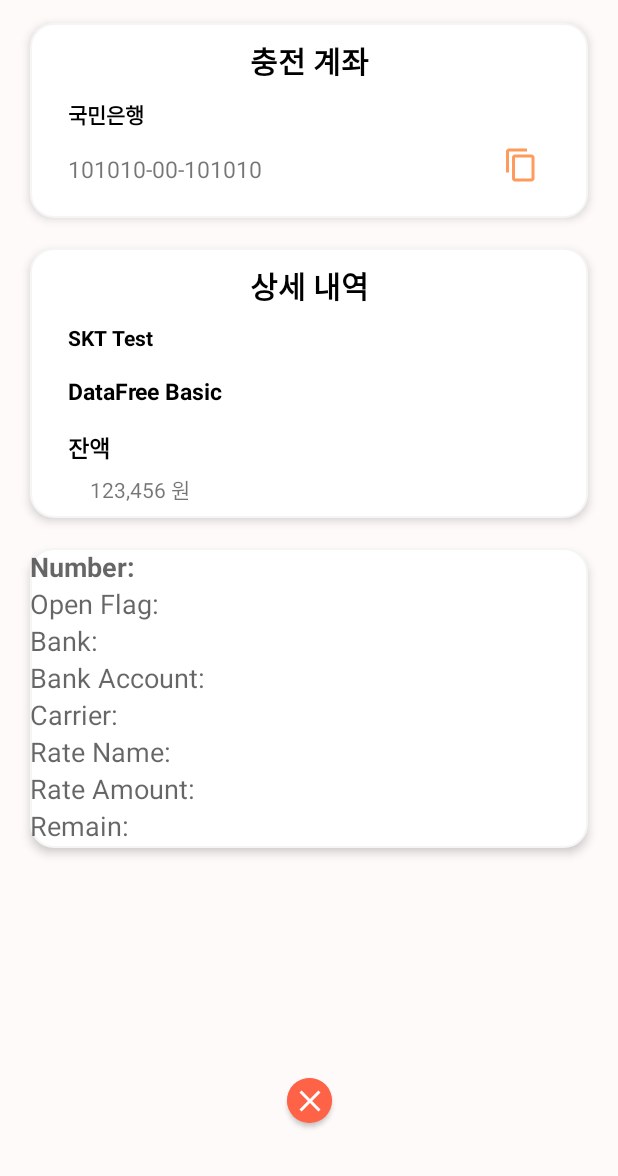
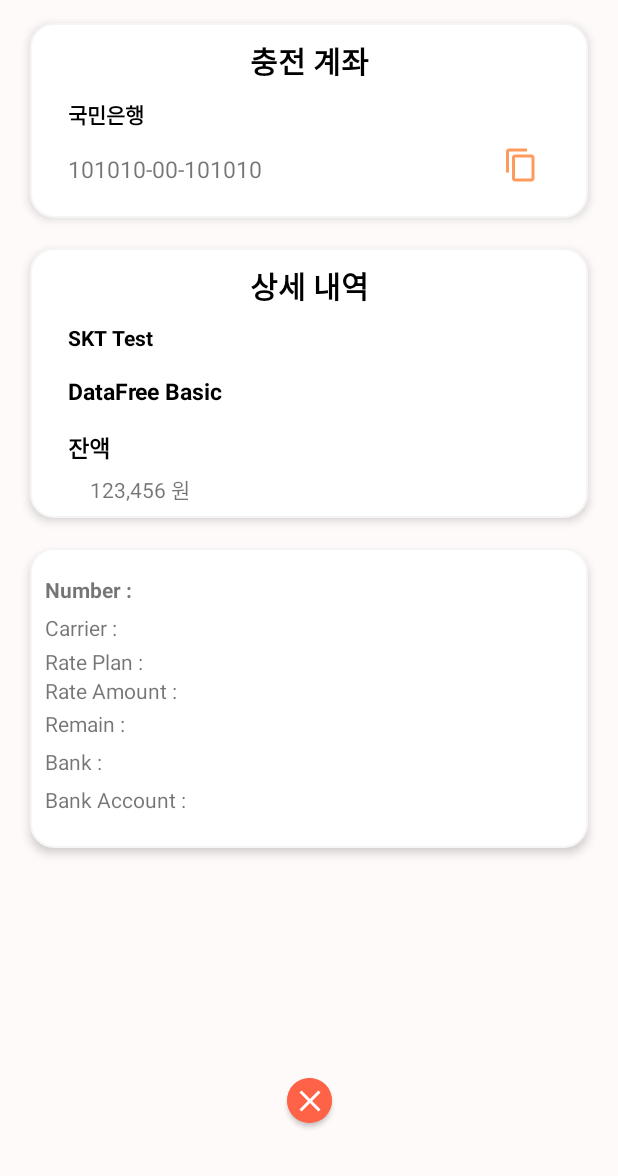
Before and after one commit to Bansj/prepaid_Smartel, an Android app: the layout activity_prepaid_info.xml on its own in the app's theme, with its tools: preview values and no code run, on a phone screen of 412 x 824 dp, the part 60-1236 px from its top. Run offline under Robolectric (Android 15) with nearby library versions, the phone set to English and light mode, and no system bars; network calls fail.

```diff
--- a/app/src/main/AndroidManifest.xml
+++ b/app/src/main/AndroidManifest.xml
@@ -14,7 +14,7 @@
         android:theme="@style/Theme.Prepaid_Smartel"
         tools:targetApi="31">
         <activity
-            android:name=".PrepaidInfo"
+            android:name=".PrepaidInfoActivity"
             android:exported="false" />
         <activity
             android:name=".Splash"
--- a/app/src/main/res/layout/activity_prepaid_info.xml
+++ b/app/src/main/res/layout/activity_prepaid_info.xml
@@ -7,7 +7,7 @@
     android:layout_height="match_parent"
     android:orientation="vertical"
     android:background="#fffafa"
-    tools:context=".PrepaidInfo">
+    tools:context=".PrepaidInfoActivity">
 
     <LinearLayout
         android:id="@+id/linearLayout"
@@ -204,62 +204,62 @@
         tools:layout_editor_absoluteX="40dp">
 
         <TextView
-            android:id="@+id/number_textview"
+            android:layout_marginTop="15dp"
+            android:layout_marginHorizontal="10dp"
+            android:id="@+id/numberTextView"
+            android:layout_width="match_parent"
+            android:layout_height="25dp"
+            android:text="Number : "
+            android:gravity="center_vertical"
+            android:textStyle="bold"/>
+
+        <TextView
+            android:layout_marginHorizontal="10dp"
+            android:id="@+id/carrierTextView"
+            android:layout_width="match_parent"
+            android:layout_height="25dp"
+            android:text="Carrier : "
+            android:gravity="center_vertical"/>
+
+        <TextView
+            android:layout_marginHorizontal="10dp"
+            android:id="@+id/ratePlanTextView"
             android:layout_width="match_parent"
             android:layout_height="wrap_content"
-            android:textAppearance="?android:attr/textAppearanceMedium"
-            android:text="Number: "
-            android:textStyle="bold" />
+            android:text="Rate Plan : "
+            android:gravity="center_vertical"/>
 
         <TextView
-            android:id="@+id/open_flag_textview"
+            android:layout_marginHorizontal="10dp"
+            android:id="@+id/rateAmountTextView"
             android:layout_width="match_parent"
             android:layout_height="wrap_content"
-            android:textAppearance="?android:attr/textAppearanceMedium"
-            android:text="Open Flag: " />
+            android:text="Rate Amount : "
+            android:gravity="center_vertical"/>
 
         <TextView
-            android:id="@+id/bank_textview"
+            android:layout_marginHorizontal="10dp"
+            android:id="@+id/remainTextView"
             android:layout_width="match_parent"
-            android:layout_height="wrap_content"
-            android:textAppearance="?android:attr/textAppearanceMedium"
-            android:text="Bank: " />
+            android:layout_height="25dp"
+            android:text="Remain : "
+            android:gravity="center_vertical"/>
 
         <TextView
-            android:id="@+id/bank_acnt_textview"
+            android:layout_marginHorizontal="10dp"
+            android:id="@+id/bankTextView"
             android:layout_width="match_parent"
-            android:layout_height="wrap_content"
-            android:textAppearance="?android:attr/textAppearanceMedium"
-            android:text="Bank Account: " />
+            android:layout_height="25dp"
+            android:text="Bank : "
+            android:gravity="center_vertical"/>
 
         <TextView
-            android:id="@+id/carrier_textview"
+            android:layout_marginHorizontal="10dp"
+            android:id="@+id/bankAccountTextView"
             android:layout_width="match_parent"
-            android:layout_height="wrap_content"
-            android:textAppearance="?android:attr/textAppearanceMedium"
-            android:text="Carrier: " />
-
-        <TextView
-            android:id="@+id/rate_name_textview"
-            android:layout_width="match_parent"
-            android:layout_height="wrap_content"
-            android:textAppearance="?android:attr/textAppearanceMedium"
-            android:text="Rate Name: " />
-
-        <TextView
-            android:id="@+id/rate_amount_textview"
-            android:layout_width="match_parent"
-            android:layout_height="wrap_content"
-            android:textAppearance="?android:attr/textAppearanceMedium"
-            android:text="Rate Amount: " />
-
-        <TextView
-            android:id="@+id/remain_textview"
-            android:layout_width="match_parent"
-            android:layout_height="wrap_content"
-            android:textAppearance="?android:attr/textAppearanceMedium"
-            android:text="Remain: " />
-
+            android:layout_height="25dp"
+            android:text="Bank Account : "
+            android:gravity="center_vertical"/>
 
     </LinearLayout>
 
```
Also changed, not shown: app/build.gradle (+5 -2 lines), app/src/main/java/com/example/prepaid_smartel/MainActivity.kt (+19 -1 lines), app/src/main/java/com/example/prepaid_smartel/PrepaidInfo.kt (deleted, +0 -20 lines), app/src/main/java/com/example/prepaid_smartel/PrepaidInfoActivity.kt (added, +77 -0 lines), app/src/main/res/layout/activity_main.xml (+4 -4 lines).
